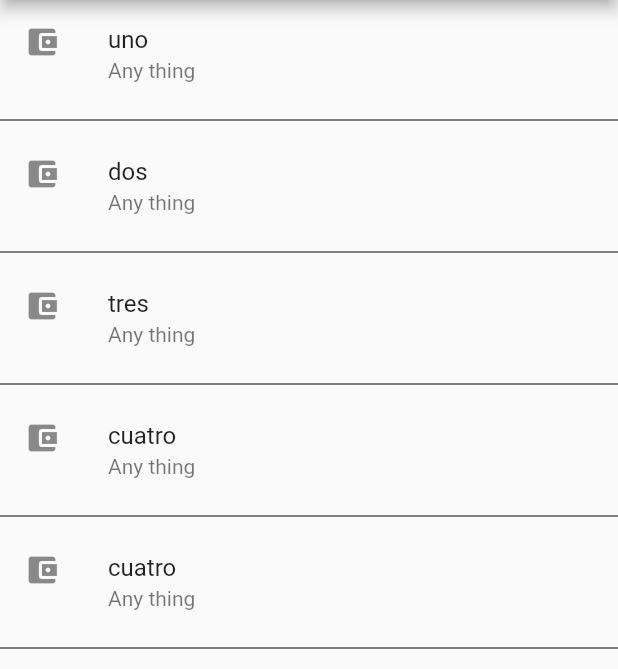
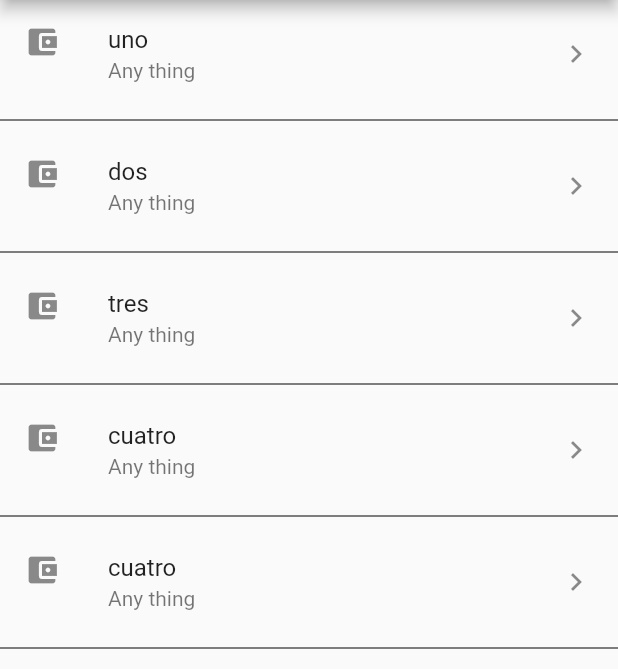
Before and after one commit to wmorales0207/componentes, a Flutter app: the screen it shows after launch, on a phone screen of 412 x 824 dp, the part 84-753 px from its top. Run offline on Flutter 3.47's test engine with Material 2 defaults, Android fonts, the phone set to English and light mode, and no system bars.

Commit message:
Listview lista con map  6 vidceo 7

```diff
--- a/lib/src/pages/home_temp.dart
+++ b/lib/src/pages/home_temp.dart
@@ -24,7 +24,11 @@ class HomePageTemp extends StatelessWidget {
       final auxWidget = ListTile(
         title: Text(element.toString()),
         subtitle: const Text('Any thing'),
-        leading: const Icon(Icons.account_balance_wallet),
+        leading:
+            const Icon(Icons.account_balance_wallet), // el icono que va delante
+        trailing:
+            const Icon(Icons.keyboard_arrow_right), // el icono que va detras
+        onTap: () {}, // habilita el clic
       );
       list.add(auxWidget);
       list.add(const Divider(
```
